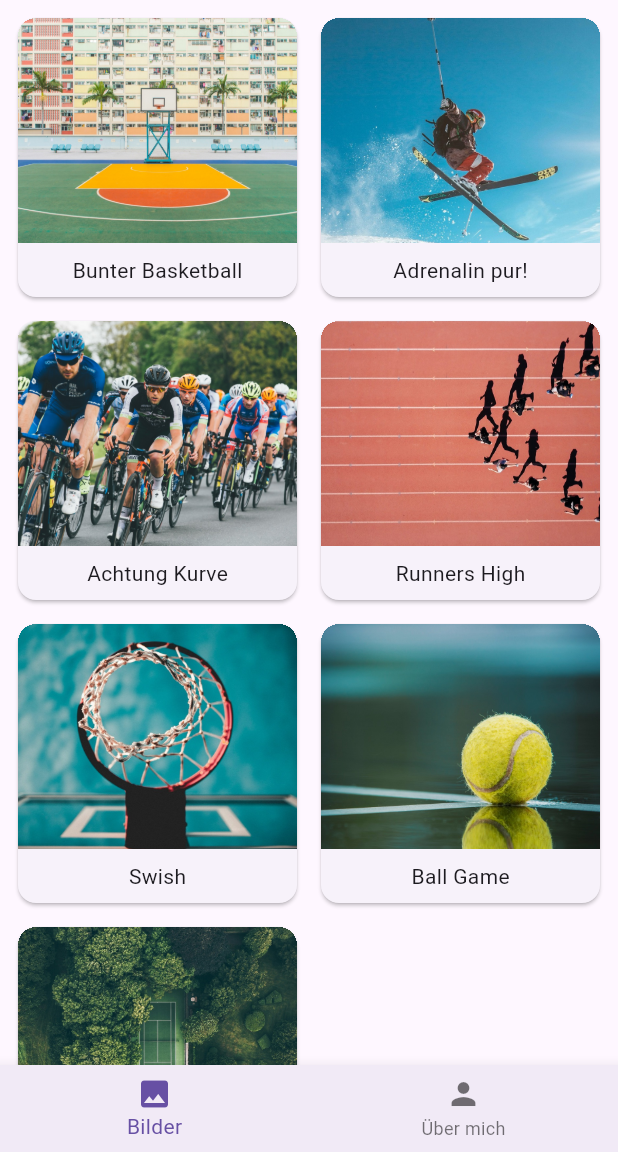
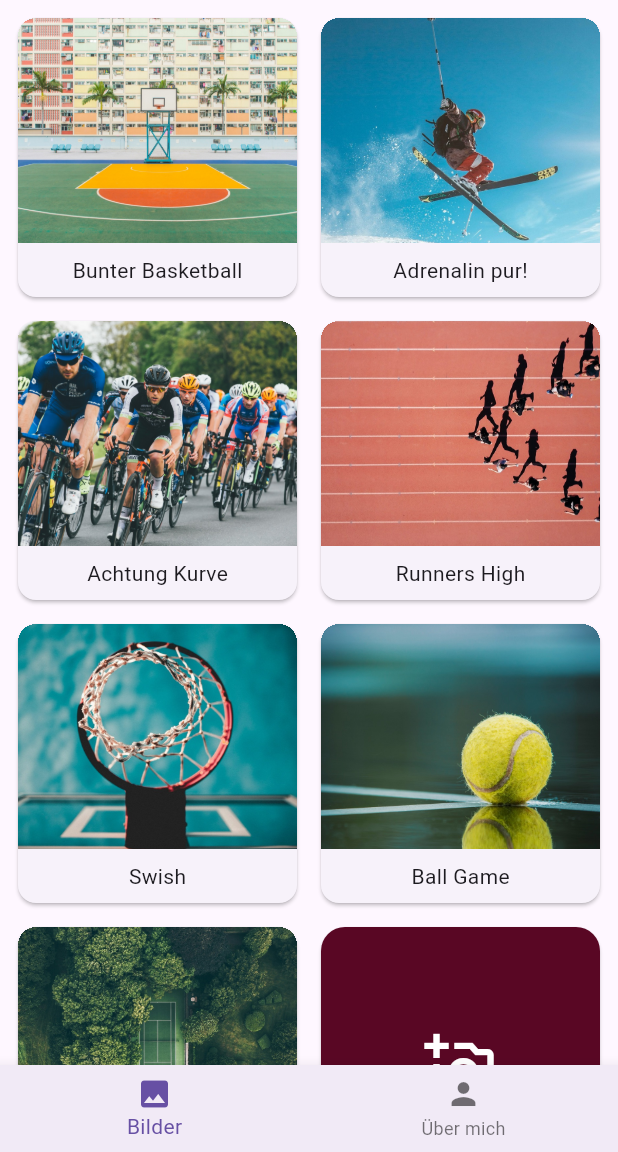
Before and after one commit to FischerB3njamin/gallery_app, a Flutter app: the screen it shows after launch, on a phone screen of 412 x 824 dp, the part 84-1236 px from its top. Run offline on Flutter 3.47's test engine with Material 3 defaults, Android fonts, the phone set to English and light mode, and no system bars; our stand-ins replace image_picker.

Commit message:
- add new item page - handle update - handle delete - code cleanup - add image picker package

```diff
--- /dev/null
+++ b/lib/custom_widgets/gallery_card.dart
@@ -0,0 +1,53 @@
+import 'dart:io';
+import 'package:flutter/material.dart';
+import 'package:gallery_app/data/gallery_item.dart';
+import 'package:gallery_app/pages/gallery_item_page.dart';
+import 'package:gallery_app/services/gallery_service.dart';
+
+class GalleryCard extends StatelessWidget {
+  Function callback;
+  GalleryCard({super.key, required this.item, required this.callback});
+
+  final GalleryItem item;
+  void handleTap(BuildContext context) async {
+    await Navigator.of(context).push(
+      MaterialPageRoute(
+        builder: (context) => GalleryItemView(
+          index: GalleryService.gallery.indexOf(item),
+        ),
+      ),
+    );
+    callback();
+  }
+
+  @override
+  Widget build(BuildContext context) {
+    return GestureDetector(
+      onTap: () => handleTap(context),
+      child: Card(
+        clipBehavior: Clip.hardEdge,
+        child: Column(
+          children: [
+            Expanded(
+              child: item.custom
+                  ? Image.file(
+                      File(item.imagePath),
+                      fit: BoxFit.cover,
+                      width: double.infinity,
+                    )
+                  : Image.asset(
+                      item.imagePath,
+                      fit: BoxFit.cover,
+                      width: double.infinity,
+                    ),
+            ),
+            Padding(
+              padding: const EdgeInsets.symmetric(vertical: 8.0),
+              child: Center(child: Text(item.imageTitle)),
+            ),
+          ],
+        ),
+      ),
+    );
+  }
+}
--- a/lib/data/gallery_item.dart
+++ b/lib/data/gallery_item.dart
@@ -3,12 +3,12 @@ class GalleryItem {
   String imageDate;
   String imageDescription;
   String imagePath;
-  String? imagesubHeadline;
+  bool custom;
 
   GalleryItem(
       {required this.imageDate,
       required this.imageDescription,
       required this.imagePath,
       required this.imageTitle,
-      this.imagesubHeadline});
+      this.custom = false});
 }
--- a/lib/data/navigation.dart
+++ b/lib/data/navigation.dart
@@ -1,5 +1,5 @@
 import 'package:flutter/material.dart';
-import 'package:gallery_app/pages/about_me.dart';
+import 'package:gallery_app/pages/about_me_page.dart';
 import 'package:gallery_app/pages/gallery_page.dart';
 
 abstract class Navigation {
--- a/lib/main_app.dart
+++ b/lib/main_app.dart
@@ -10,6 +10,7 @@ class MainApp extends StatefulWidget {
 
 class _MainAppState extends State<MainApp> {
   int activeIndex = 0;
+
   @override
   Widget build(BuildContext context) {
     return MaterialApp(
@@ -29,9 +30,7 @@ class _MainAppState extends State<MainApp> {
         bottomNavigationBar: BottomNavigationBar(
             backgroundColor: Color.fromARGB(255, 241, 234, 246),
             currentIndex: activeIndex,
-            onTap: (value) => setState(() {
-                  activeIndex = value;
-                }),
+            onTap: (value) => setState(() => activeIndex = value),
             items: Navigation.navigationItem),
       ),
     );
--- a/lib/pages/gallery_page.dart
+++ b/lib/pages/gallery_page.dart
@@ -1,9 +1,40 @@
 import 'package:flutter/material.dart';
 import 'package:gallery_app/data/gallery_data.dart';
-import 'package:gallery_app/pages/gallery_item_view.dart';
+import 'package:gallery_app/data/gallery_item.dart';
+import 'package:gallery_app/custom_widgets/gallery_card.dart';
+import 'package:gallery_app/pages/gallery_new_item_page.dart';
+import 'package:gallery_app/services/gallery_service.dart';
 
-class GalleryPage extends StatelessWidget {
+class GalleryPage extends StatefulWidget {
   const GalleryPage({super.key});
+
+  @override
+  State<GalleryPage> createState() => _GalleryPageState();
+}
+
+class _GalleryPageState extends State<GalleryPage> {
+  List<GalleryItem> gallery = galleryData;
+
+  void handleFloatingActionButton() async {
+    if (await Navigator.of(context).push(
+          MaterialPageRoute(builder: (context) => GalleryNewItem()),
+        ) ??
+        false) {
+      init();
+    }
+  }
+
+  void init() {
+    setState(() {
+      gallery = GalleryService.gallery;
+    });
+  }
+
+  @override
+  void initState() {
+    init();
+    super.initState();
+  }
 
   @override
   Widget build(BuildContext context) {
@@ -13,34 +44,24 @@ class GalleryPage extends StatelessWidget {
       crossAxisSpacing: 8,
       padding: EdgeInsets.all(8),
       children: [
-        for (final item in galleryData)
-          GestureDetector(
-            onTap: () {
-              Navigator.of(context).push(
-                MaterialPageRoute(
-                    builder: (context) =>
-                        GalleryItemView(index: galleryData.indexOf(item))),
-              );
-            },
-            child: Card(
-              clipBehavior: Clip.hardEdge,
-              child: Column(
-                children: [
-                  Expanded(
-                    child: Image.asset(
-                      item.imagePath,
-                      fit: BoxFit.cover,
-                      width: double.infinity,
-                    ),
-                  ),
-                  Padding(
-                    padding: const EdgeInsets.symmetric(vertical: 8.0),
-                    child: Center(child: Text(item.imageTitle)),
-                  ),
-                ],
-              ),
+        for (final item in gallery)
+          GalleryCard(
+            item: item,
+            callback: init,
+          ),
+        Padding(
+          padding: const EdgeInsets.all(4.0),
+          child: FloatingActionButton(
+            elevation: 1,
+            backgroundColor: Color.fromARGB(255, 89, 7, 36),
+            onPressed: () => handleFloatingActionButton(),
+            child: Icon(
+              Icons.add_a_photo_outlined,
+              color: Colors.white,
+              size: 48,
             ),
-          )
+          ),
+        ),
       ],
     );
   }
--- /dev/null
+++ b/lib/services/gallery_service.dart
@@ -0,0 +1,11 @@
+import 'package:gallery_app/data/gallery_data.dart';
+import 'package:gallery_app/data/gallery_item.dart';
+
+class GalleryService {
+  static List<GalleryItem> gallery = galleryData;
+
+  static void addItem(GalleryItem item) => gallery.add(item);
+  static void deleteItem(GalleryItem item) => gallery.remove(item);
+  static void updateItem(GalleryItem oldItem, GalleryItem newItem) =>
+      gallery[gallery.indexOf(oldItem)] = newItem;
+}
--- a/pubspec.yaml
+++ b/pubspec.yaml
@@ -9,6 +9,7 @@ environment:
 dependencies:
   flutter:
     sdk: flutter
+  image_picker: ^1.1.2
 
 dev_dependencies:
   flutter_test:
@@ -17,5 +18,6 @@ dev_dependencies:
 
 flutter:
   uses-material-design: true
+
   assets:
     - assets/images/
```
Also changed, not shown: lib/custom_widgets/new_item_text_field.dart (added, +21 -0 lines), lib/pages/gallery_item_page.dart (renamed from lib/pages/gallery_item_view.dart, +38 -7 lines), lib/pages/gallery_new_item_page.dart (added, +139 -0 lines), lib/pages/about_me_page.dart (renamed from lib/pages/about_me.dart), pubspec.lock, 14 other files.
